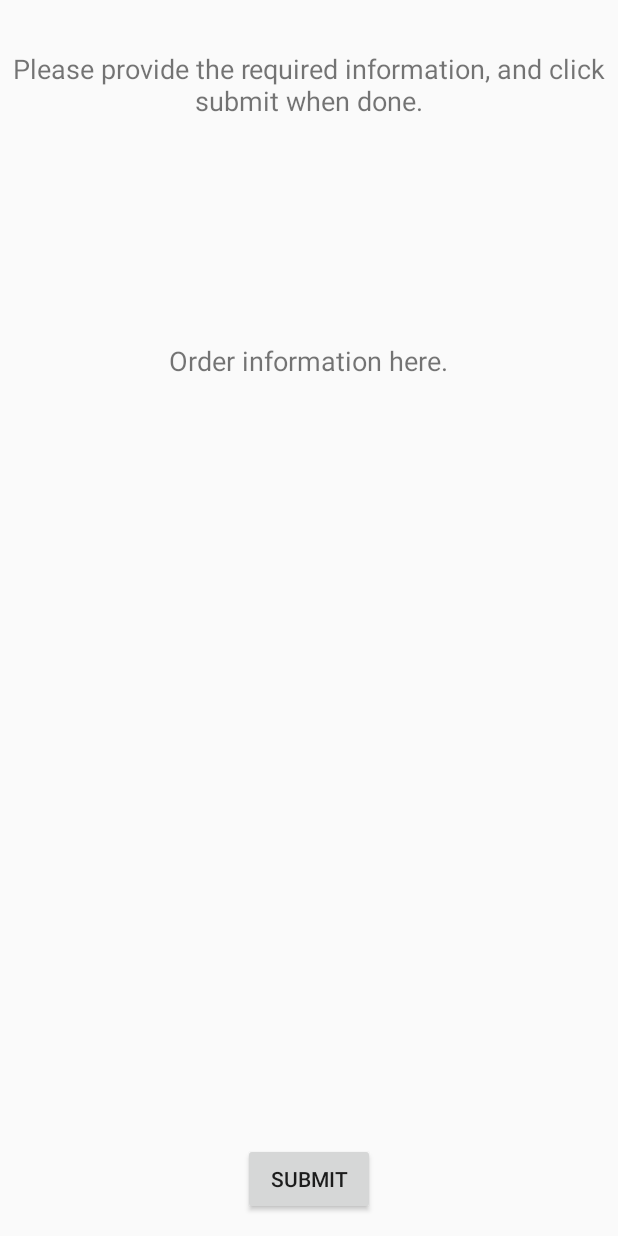
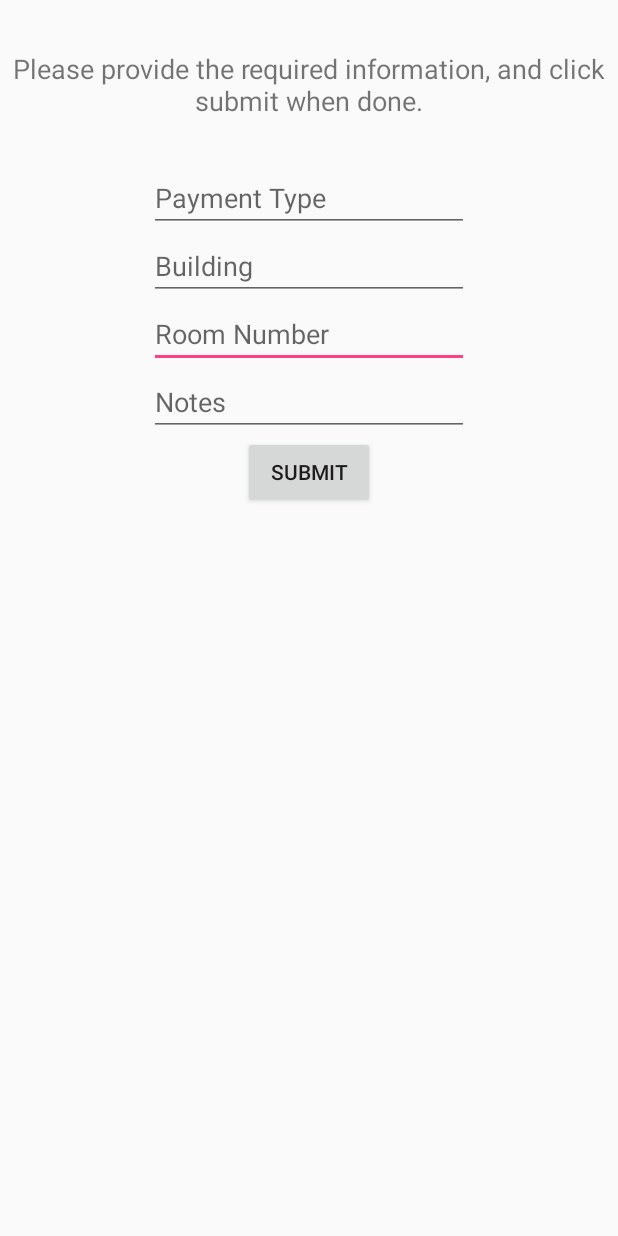
Before and after one commit to muzhdahussain/FoodMEmirror, an Android app: the layout activity_customer_submit_order.xml on its own in the app's theme, with its tools: preview values and no code run, on a phone screen of 412 x 824 dp. Run offline under Robolectric (Android 15) with nearby library versions, the phone set to English and light mode, and no system bars; network calls fail.

Commit message:
- Filled the review order and submit order screens - Review order activity populates with the items the customer chose for their order - Submit order contains fields for all required order information submission

```diff
--- a/app/src/main/res/layout/activity_customer_submit_order.xml
+++ b/app/src/main/res/layout/activity_customer_submit_order.xml
@@ -4,23 +4,14 @@
     android:layout_width="match_parent"
     android:layout_height="match_parent">
 
-    <TextView
-        android:id="@+id/textView2"
-        android:layout_width="wrap_content"
-        android:layout_height="wrap_content"
-        android:layout_alignParentTop="true"
-        android:layout_centerHorizontal="true"
-        android:layout_marginTop="228dp"
-        android:text="Order information here."
-        android:textSize="18sp" />
 
     <Button
         android:id="@+id/btn_submit_final"
         android:layout_width="wrap_content"
         android:layout_height="wrap_content"
-        android:layout_alignParentBottom="true"
         android:layout_centerHorizontal="true"
-        android:layout_marginBottom="14dp"
+        android:layout_marginBottom="160dp"
+        android:layout_below="@+id/et_notes"
         android:text="Submit" />
 
     <TextView
@@ -33,4 +24,47 @@
         android:text="Please provide the required information, and click submit when done."
         android:textAlignment="center"
         android:textSize="18sp" />
+
+    <EditText
+        android:id="@+id/et_roomNum"
+        android:layout_width="wrap_content"
+        android:layout_height="wrap_content"
+        android:layout_centerHorizontal="true"
+        android:ems="10"
+        android:hint="Room Number"
+        android:inputType="textPersonName"
+        android:layout_below="@+id/et_building"/>
+
+    <EditText
+        android:id="@+id/et_building"
+        android:layout_width="wrap_content"
+        android:layout_height="wrap_content"
+        android:layout_centerHorizontal="true"
+        android:ems="10"
+        android:hint="Building"
+        android:inputType="textPersonName"
+        android:layout_below="@+id/et_paymentType"/>
+
+    <EditText
+        android:id="@+id/et_notes"
+        android:layout_width="wrap_content"
+        android:layout_height="wrap_content"
+        android:layout_centerHorizontal="true"
+        android:ems="10"
+        android:hint="Notes"
+        android:inputType="textMultiLine"
+        android:textAlignment="viewStart"
+        android:layout_below="@+id/et_roomNum"/>
+
+    <EditText
+        android:id="@+id/et_paymentType"
+        android:layout_width="wrap_content"
+        android:layout_height="wrap_content"
+        android:layout_centerHorizontal="true"
+        android:ems="10"
+        android:hint="Payment Type"
+        android:layout_marginTop="30dp"
+        android:inputType="textPersonName"
+        android:layout_below="@+id/textView3"/>
+
 </RelativeLayout>
--- a/app/src/main/res/values/colors.xml
+++ b/app/src/main/res/values/colors.xml
@@ -1,6 +1,6 @@
 <?xml version="1.0" encoding="utf-8"?>
 <resources>
     <color name="colorPrimary">#3F51B5</color>
-    <color name="colorPrimaryDark">#303F9F</color>
+    <color name="colorPrimaryDark">#303f9f</color>
     <color name="colorAccent">#FF4081</color>
 </resources>
```
Also changed, not shown: app/src/main/java/app/foodme/CustomerMenu.java (+14 -2 lines), app/src/main/java/app/foodme/Order.java (+14 -0 lines), app/src/main/res/layout/activity_customer_menu.xml (+5 -3 lines), app/src/main/res/layout/activity_customer_review_order.xml (+10 -7 lines).
